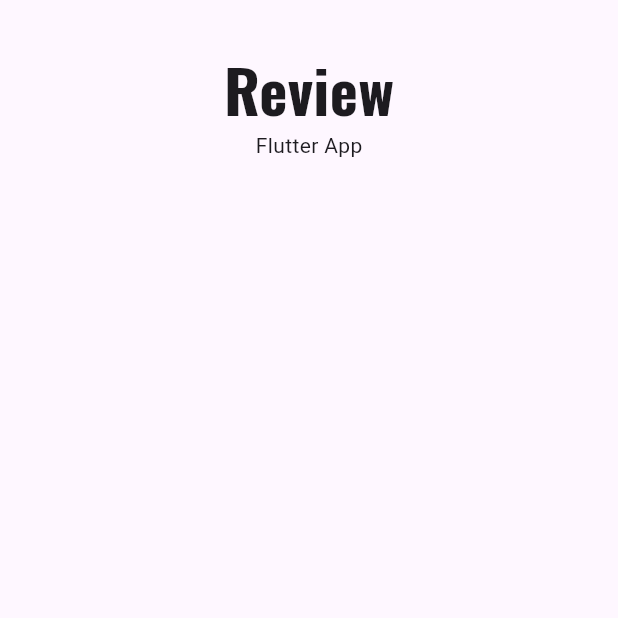
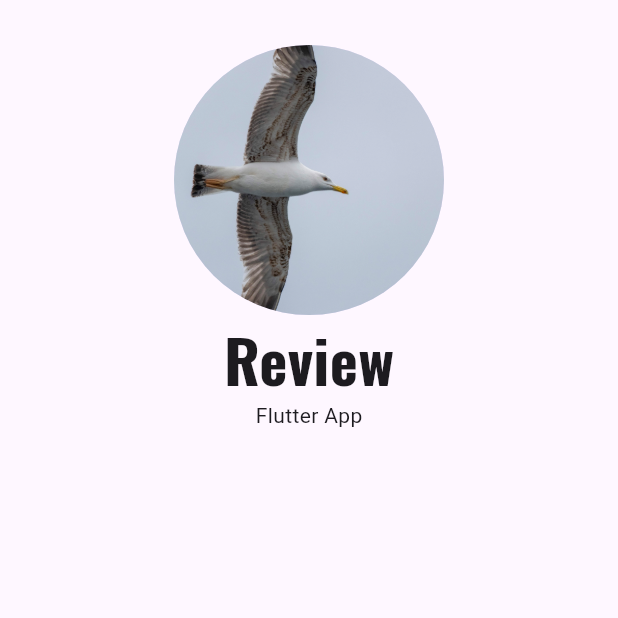
Before and after one commit to Anvar-Yunusov/app_page_flutter, a Flutter app: the screen it shows after launch, on a phone screen of 412 x 824 dp, the top half of it. Run offline on Flutter 3.47's test engine with Material 3 defaults, Android fonts, the phone set to English and light mode, and no system bars.

Commit message:
Добавление картинки и safearea, чтобы не выходило за рамки

```diff
--- a/lib/main.dart
+++ b/lib/main.dart
@@ -23,14 +23,20 @@
   @override
   Widget build(BuildContext context) {
     return const Scaffold(
-      body: Center(
-        child: Column(
+      body: SafeArea(
+        child: Center(
+          child: Column(
 
-          children: [
-            SizedBox(height: 30,),
-            Text("Review", style: TextStyle(fontSize: 40, fontFamily: "Oswald",fontWeight: FontWeight.bold)),
-            Text("Flutter App"),
-          ],
+            children: [
+              SizedBox(height: 30),
+              CircleAvatar(
+                radius: 90,
+                foregroundImage: AssetImage('images/fix.jpg'),
+              ),
+              Text("Review", style: TextStyle(fontSize: 40, fontFamily: "Oswald",fontWeight: FontWeight.bold)),
+              Text("Flutter App"),
+            ],
+          ),
         ),
       )
     );
--- a/pubspec.yaml
+++ b/pubspec.yaml
@@ -58,6 +58,9 @@
   # the material Icons class.
   uses-material-design: true
 
+  assets:
+    - images/
+
   # To add assets to your application, add an assets section, like this:
   # assets:
   #   - images/a_dot_burr.jpeg
```
Also changed, not shown: images/fix.jpg (added).
